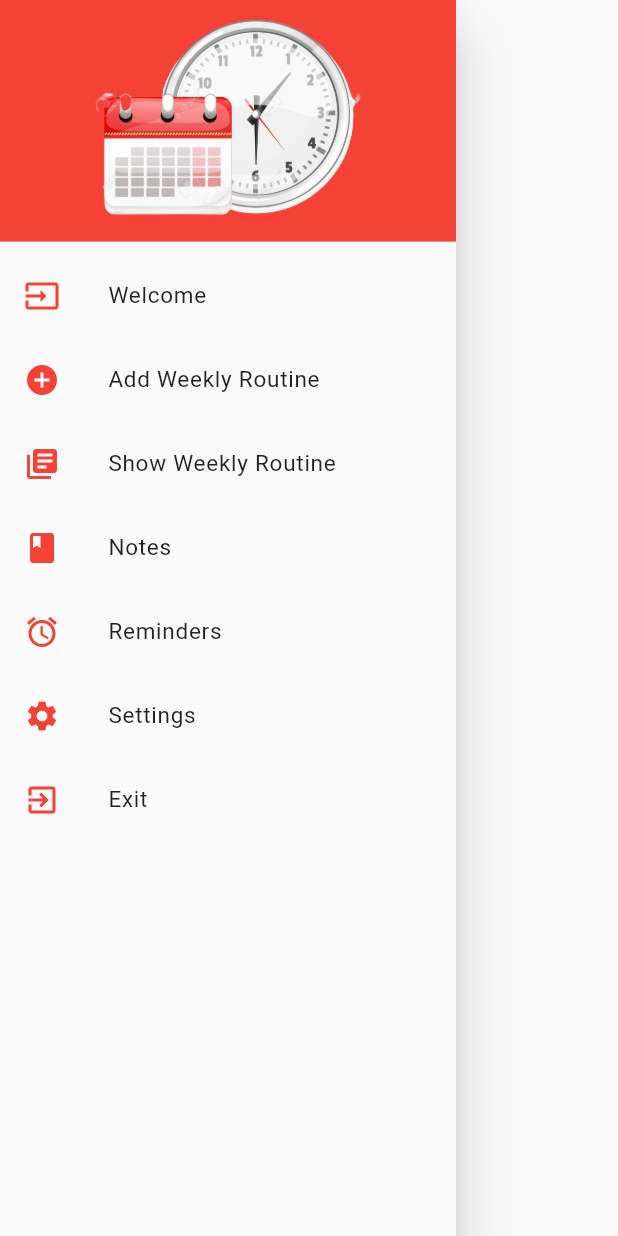
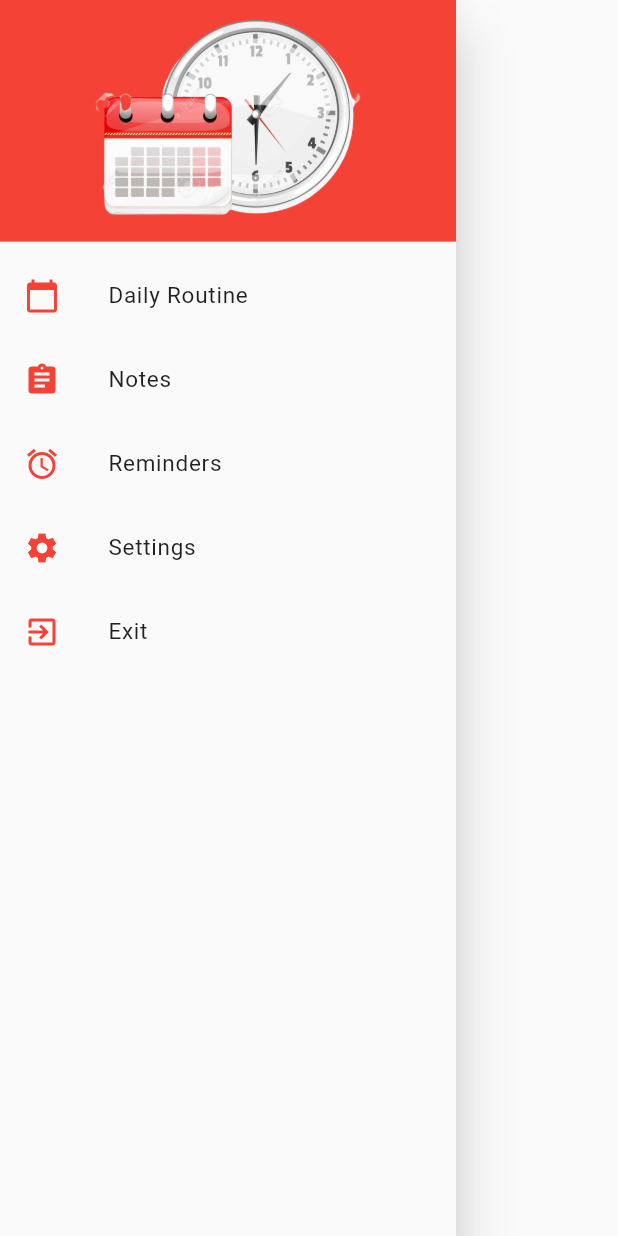
Before and after one commit to sauzzon/Routine-Organize-your-day, a Flutter app: the NavDrawer widget shown alone on an empty page, opened directly, on a phone screen of 412 x 824 dp. Run offline on Flutter 3.47's test engine with Material 2 defaults, Android fonts, the phone set to English and light mode, and no system bars; our stand-ins replace awesome_dialog, flutter_local_notifications, sqflite; accounts and stored records are empty.

Commit message:
Minor commit
Minor commit

```diff
--- a/lib/homepage.dart
+++ b/lib/homepage.dart
@@ -83,7 +83,7 @@ class _HomePageState extends State<HomePage> {
       ),
       appBar: AppBar(
         backgroundColor: Colors.red,
-        title: Text('Daily Routine'),
+        title: Text('Homepage'),
       ),
       body: SafeArea(
         child: Padding(
--- a/lib/nav_drawer.dart
+++ b/lib/nav_drawer.dart
@@ -1,7 +1,7 @@
 import 'package:flutter/material.dart';
 import 'package:flutter/services.dart';
-import 'package:saujanapp/AddWeeklyRoutine.dart';
-import 'package:saujanapp/ShowWeeklyRoutine.dart';
+import 'package:saujanapp/add_routine.dart';
+import 'package:saujanapp/show_routine.dart';
 import 'package:saujanapp/show_notes.dart';
 import 'package:saujanapp/show_reminders.dart';
 
@@ -23,25 +23,19 @@ class NavDrawer extends StatelessWidget {
             DrawerHeader(
               child: Container(),
               decoration: BoxDecoration(
-                  color: Colors.red,
-                  image: DecorationImage(
-                      image: AssetImage('assets/images/cover.png'))),
+                color: Colors.red,
+                image: DecorationImage(
+                  image: AssetImage('assets/images/cover.png'),
+                ),
+              ),
             ),
             ListTile(
               leading: Icon(
-                Icons.input,
-                color: Colors.red,
-              ),
-              title: Text('Welcome', style: getTextStyle()),
-              onTap: () => {Navigator.of(context).pop()},
-            ),
-            ListTile(
-              leading: Icon(
-                Icons.add_circle,
+                Icons.calendar_today,
                 color: Colors.red,
               ),
               title: Text(
-                'Add Weekly Routine',
+                'Daily Routine',
                 style: getTextStyle(),
               ),
               onTap: () {
@@ -49,8 +43,7 @@ class NavDrawer extends StatelessWidget {
                 Navigator.push(
                   context,
                   MaterialPageRoute(
-                      builder: (context) => AddWeeklyRoutine(
-                            currentDate: currentDateTime,
+                      builder: (context) => ShowDailyRoutine(
                             currentDay: currentDay,
                           )),
                 );
@@ -58,27 +51,7 @@ class NavDrawer extends StatelessWidget {
             ),
             ListTile(
               leading: Icon(
-                Icons.library_books,
-                color: Colors.red,
-              ),
-              title: Text(
-                'Show Weekly Routine',
-                style: getTextStyle(),
-              ),
-              onTap: () {
-                Navigator.of(context).pop();
-                Navigator.push(
-                  context,
-                  MaterialPageRoute(
-                      builder: (context) => ShowWeeklyRoutine(
-                            currentDay: currentDay,
-                          )),
-                );
-              },
-            ),
-            ListTile(
-              leading: Icon(
-                Icons.book,
+                Icons.assignment,
                 color: Colors.red,
               ),
               title: Text(
```
Also changed, not shown: lib/add_routine.dart (renamed from lib/AddWeeklyRoutine.dart, +5 -5 lines), lib/edit_activity.dart (+6 -3 lines), lib/show_notes.dart (+6 -3 lines), lib/show_reminders.dart (+6 -3 lines), lib/show_routine.dart (renamed from lib/ShowWeeklyRoutine.dart, +7 -7 lines).
